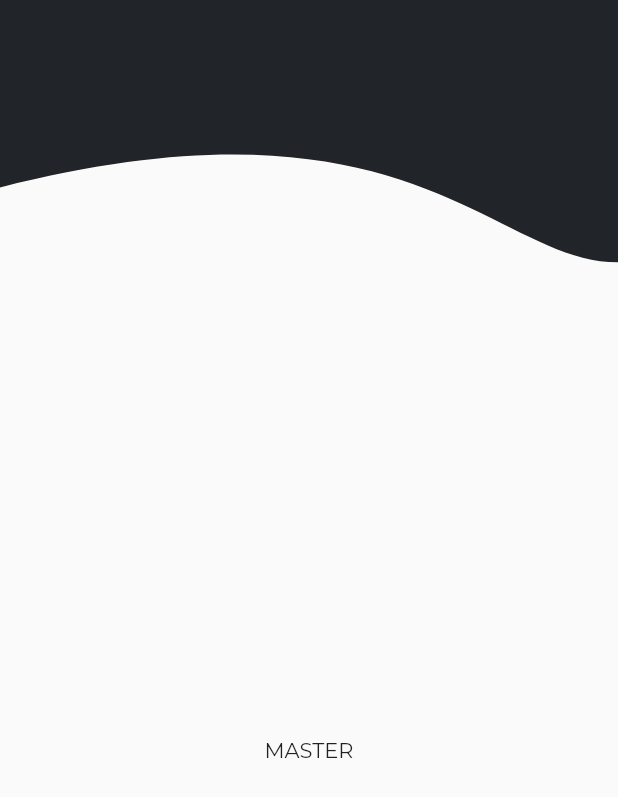
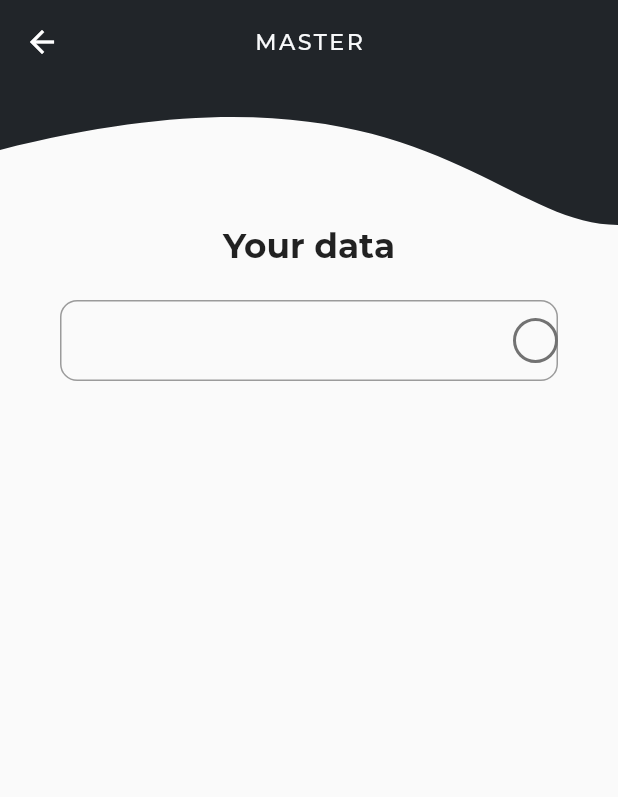
Before and after one commit to Mukhammad1999/show_upp_master, a Flutter app: the screen it shows after launch, after a tap on "MASTER", on a phone screen of 412 x 824 dp. Shown: the top 797 px of the screen. Run offline on Flutter 3.47's test engine with Material 2 defaults, Android fonts, the phone set to English and light mode, and no system bars; our stand-ins replace bloc, easy_localization, equatable, flutter_modular, flutter_svg, freezed_annotation; project files that could hold a hidden picture were left out.

Commit message:
feat: added localization, and controller

```diff
--- a/master_app/assets/l10n/en.json
+++ b/master_app/assets/l10n/en.json
@@ -1,5 +1,8 @@
 {
     "choose_role_question":"Choose your role",
     "master": "MASTER",
-    "saloon": "SALOON"
+    "saloon": "SALOON",
+    "your_data": "Your data",
+    "fill_in_your_data_des": "Fill in your data to proceed. (all fields are required)"
+
 }
--- a/master_app/assets/l10n/ru.json
+++ b/master_app/assets/l10n/ru.json
@@ -1,5 +1,7 @@
 {
     "choose_role_question":"Кем вы являетесь?",
     "master": "МАСТЕР",
-    "saloon": "САЛОН"
+    "saloon": "САЛОН",
+    "your_data": "Ваши данные",
+    "fill_in_your_data_des": "Заполните данные для последующих действий (все пункты объязательны)"
 }
--- a/master_app/assets/l10n/uz.json
+++ b/master_app/assets/l10n/uz.json
@@ -1,5 +1,6 @@
 {
     "choose_role_question":"Kim bo'lib ishlaysiz?",
     "master": "USTA",
-    "saloon": "SALON"
+    "saloon": "SALON","your_data": "sizning ma'lumotlaringiz",
+    "fill_in_your_data_des": "keyingi harakatlar uchun ma'lumotlarni to'ldiring(barcha fikrlar talab qilinadi)"
 }
--- a/master_app/lib/app/ui/style/app_colors.dart
+++ b/master_app/lib/app/ui/style/app_colors.dart
@@ -6,4 +6,5 @@ abstract class AppColorsLight {
   static const Color primaryColor = Color(0xFF212529);
   static const Color backGroundColor = Color(0xFFF8F9FA);
   static const Color disabledColor = Color(0xFF9CA6B0);
+  static const Color hintColor = Color(0xFF727272);
 }
--- a/master_app/lib/app/ui/style/app_theme.dart
+++ b/master_app/lib/app/ui/style/app_theme.dart
@@ -1,5 +1,6 @@
 import 'package:flutter/material.dart';
 import 'package:master_app/app/ui/style/app_colors.dart';
+import 'package:master_app/app/ui/style/app_typography.dart';
 
 abstract class AppTheme {
   static ThemeData get lightTheme => ThemeData(
@@ -8,8 +9,10 @@ abstract class AppTheme {
         fontFamily: 'Montserrat',
         backgroundColor: AppColorsLight.backGroundColor,
         disabledColor: AppColorsLight.disabledColor,
+        hintColor: AppColorsLight.hintColor,
         appBarTheme: const AppBarTheme(
           elevation: 0,
           centerTitle: true,
-      ));
+        ),
+      );
 }
--- a/master_app/lib/app/ui/style/app_typography.dart
+++ b/master_app/lib/app/ui/style/app_typography.dart
@@ -6,6 +6,7 @@ abstract class AppTypography {
     fontFamily: 'Montserrat',
     fontSize: 14.83,
     fontWeight: FontWeight.w500,
+    letterSpacing: 1.65,
   );
 
   static const TextStyle semiboldText = TextStyle(
--- a/master_app/lib/app/ui/widgets/curvatures.dart
+++ b/master_app/lib/app/ui/widgets/curvatures.dart
@@ -1,16 +1,16 @@
 import 'package:flutter/material.dart';
 
 ///Gives the curvature, where the right side is bigger to left side.
-class RightToLeftCurvature extends CustomClipper<Path> {
+class RightToLeftCurvature extends ContinuousRectangleBorder {
   @override
-  Path getClip(Size size) {
-    final controlPoint1 = Offset(size.width - size.width / 5, size.height);
-    final controlPoint2 = Offset(size.width / 1.5, size.height - 120);
-    final endPoint = Offset(0, size.height - 50);
+  Path getOuterPath(Rect rect, {TextDirection? textDirection}) {
+    final controlPoint1 = Offset(rect.width - rect.width / 5, rect.height);
+    final controlPoint2 = Offset(rect.width / 1.5, rect.height - 120);
+    final endPoint = Offset(0, rect.height - 50);
     //fromRightToLeft
     return Path()
-      ..lineTo(size.width, 0)
-      ..lineTo(size.width, size.height)
+      ..lineTo(rect.width, 0)
+      ..lineTo(rect.width, rect.height)
       ..cubicTo(
         controlPoint1.dx,
         controlPoint1.dy,
@@ -21,22 +21,19 @@ class RightToLeftCurvature extends CustomClipper<Path> {
       )
       ..close();
   }
-
-  @override
-  bool shouldReclip(covariant CustomClipper<Path> oldClipper) => false;
 }
 
 ///Draws Left To Right Curvature, where left side is bigger than right.
-class LeftToRightCurvature extends CustomClipper<Path> {
+class LeftToRightCurvature extends ContinuousRectangleBorder {
   @override
-  Path getClip(Size size) {
-    final controlPoint1 = Offset(size.width - size.width / 5, size.height);
-    final controlPoint2 = Offset(size.width / 1.5, size.height - 120);
-    final endPoint = Offset(0, size.height - 50);
+  Path getOuterPath(Rect rect, {TextDirection? textDirection}) {
+    final controlPoint1 = Offset(rect.width - rect.width / 5, rect.height);
+    final controlPoint2 = Offset(rect.width / 1.5, rect.height - 120);
+    final endPoint = Offset(0, rect.height - 50);
     //fromRightToLeft
     return Path()
-      ..lineTo(size.width, 0)
-      ..lineTo(size.width, size.height)
+      ..lineTo(rect.width, 0)
+      ..lineTo(rect.width, rect.height)
       ..cubicTo(
         controlPoint1.dx,
         controlPoint1.dy,
@@ -47,22 +44,19 @@ class LeftToRightCurvature extends CustomClipper<Path> {
       )
       ..close();
   }
-
-  @override
-  bool shouldReclip(covariant CustomClipper<Path> oldClipper) => false;
 }
 
 ///Draws LinedCurvature, where
-class LinedCurvature extends CustomClipper<Path> {
+class LinedCurvature extends ContinuousRectangleBorder {
   @override
-  Path getClip(Size size) {
-    final controlPoint1 = Offset(size.width - size.width / 5, size.height - 20);
-    final controlPoint2 = Offset(size.width / 5, size.height - 100);
-    final endPoint = Offset(0, size.height);
+  Path getOuterPath(Rect rect, {TextDirection? textDirection}) {
+    final controlPoint1 = Offset(rect.width - rect.width / 5, rect.height - 20);
+    final controlPoint2 = Offset(rect.width / 5, rect.height - 100);
+    final endPoint = Offset(0, rect.height);
     //fromRightToLeft
     return Path()
-      ..lineTo(size.width, 0)
-      ..lineTo(size.width, size.height - 100)
+      ..lineTo(rect.width, 0)
+      ..lineTo(rect.width, rect.height - 100)
       ..cubicTo(
         controlPoint1.dx,
         controlPoint1.dy,
@@ -73,9 +67,6 @@ class LinedCurvature extends CustomClipper<Path> {
       )
       ..close();
   }
-
-  @override
-  bool shouldReclip(covariant CustomClipper<Path> oldClipper) => true;
 }
 
 // enum to define which curvature to use
--- a/master_app/lib/app/ui/widgets/curved_app_bar.dart
+++ b/master_app/lib/app/ui/widgets/curved_app_bar.dart
@@ -1,6 +1,6 @@
 import 'package:flutter/material.dart';
-
-import '../../index/index.dart';
+import 'package:master_app/app/index/index.dart';
+import 'package:master_app/app/ui/style/app_typography.dart';
 
 ///widget to display curved appbar defined by formula side1Toside2, where side1
 /// is the biggest part of [Curvature].
@@ -17,22 +17,26 @@ class CurvedAppBar extends StatelessWidget implements PreferredSizeWidget {
 
   @override
   Widget build(BuildContext context) {
-    return ClipPath(
-      clipper: _getCurvatureByEnum(curvature),
-      child: Container(
-        decoration: BoxDecoration(
-          color: backgroundColor,
-        ),
-        height: 175,
-      ),
+    return AppBar(
+      elevation: 0,
+      shape: _getCurvatureByEnum(curvature),
+      backgroundColor: backgroundColor,
+      title: title != null
+          ? Text(
+              title!,
+              style: AppTypography.appBarTitleStyle
+                  .copyWith(color: Theme.of(context).backgroundColor),
+            )
+          : null,
     );
   }
 
   @override
-  Size get preferredSize => const Size.fromHeight(175);
+  Size get preferredSize => const Size.fromHeight(150);
 }
 
-CustomClipper<Path> _getCurvatureByEnum(Curvature curvature) {
+//returns a curvature configuration for appBar by enum value
+ShapeBorder _getCurvatureByEnum(Curvature curvature) {
   switch (curvature) {
     case Curvature.rightToLeft:
       return RightToLeftCurvature();
--- a/master_app/lib/features/auth/presentation/controller/master_form_bloc/bloc/master_form_event.dart
+++ /dev/null
@@ -1,4 +0,0 @@
-part of 'master_form_bloc.dart';
-
-@immutable
-abstract class MasterFormEvent {}
--- a/master_app/lib/features/auth/presentation/controller/master_form_bloc/bloc/master_form_state.dart
+++ /dev/null
@@ -1,6 +0,0 @@
-part of 'master_form_bloc.dart';
-
-@immutable
-abstract class MasterFormState {}
-
-class MasterFormInitial extends MasterFormState {}
--- a/master_app/lib/features/auth/presentation/pages/master_app_form.dart
+++ b/master_app/lib/features/auth/presentation/pages/master_app_form.dart
@@ -1,3 +1,4 @@
+import 'package:easy_localization/easy_localization.dart';
 import 'package:flutter/material.dart';
 import 'package:master_app/app/index/index.dart';
 
@@ -9,11 +10,74 @@ class MasterFormRegistration extends StatelessWidget {
     return Scaffold(
       appBar: CurvedAppBar(
         curvature: Curvature.rightToLeft,
+        title: 'master'.tr(),
         backgroundColor: Theme.of(context).primaryColor,
       ),
-      body: const Center(
-        child: Text("MASTER"),
+      body: Padding(
+        padding: const EdgeInsets.symmetric(horizontal: 40),
+        child: Column(
+          crossAxisAlignment: CrossAxisAlignment.stretch,
+          children: [
+            SemiBoldTitle(
+              title: 'your_data'.tr(),
+            ),
+            const SizedBox(
+              height: 22,
+            ),
+            StringTextFormField(),
+          ],
+        ),
       ),
     );
   }
 }
+
+///use StringTextFormField to collect String from user, like name, surnname
+class StringTextFormField extends StatelessWidget {
+  const StringTextFormField({
+    super.key,
+    this.suffixIcon,
+  });
+  final Widget? suffixIcon;
+
+  @override
+  Widget build(BuildContext context) {
+    return TextFormField(
+      decoration: InputDecoration(
+        suffixIcon: const EraseButton(isFullFill: true),
+        contentPadding: const EdgeInsets.fromLTRB(22.81, 17, 17, 17),
+        suffixIconConstraints: const BoxConstraints(
+          maxHeight: 30,
+          maxWidth: 30,
+        ),
+        border: OutlineInputBorder(
+          borderRadius: BorderRadius.circular(11.4),
+        ),
+      ),
+    );
+  }
+}
+
+class EraseButton extends StatelessWidget {
+  const EraseButton({super.key, required this.isFullFill});
+
+  final bool isFullFill;
+
+  @override
+  Widget build(BuildContext context) {
+    return isFullFill
+        //identifier of check
+        ? Container(
+            decoration: BoxDecoration(
+              borderRadius: BorderRadius.circular(15),
+              border: Border.all(
+                width: 2,
+                color: Theme.of(context).hintColor,
+              ),
+            ),
+            child: Center(),
+          )
+        //identifier of not fullfilling
+        : Container();
+  }
+}
--- a/master_app/pubspec.yaml
+++ b/master_app/pubspec.yaml
@@ -1,5 +1,5 @@
 name: master_app
-description: A Very Good Project created by Very Good CLI.
+description: An app, created for masters, businesses.
 version: 1.0.0+1
 publish_to: none
 
@@ -19,6 +19,7 @@ dependencies:
   easy_localization: ^3.0.1
   flutter_svg: ^1.1.1+1
   freezed_annotation: ^2.1.0
+  equatable: ^2.0.3
 
 
 
```
Also changed, not shown: master_app/lib/features/auth/domain/entities/signup_form_entities.dart (added, +56 -0 lines), master_app/lib/features/auth/presentation/controller/bloc/master_form_bloc.dart (added, +41 -0 lines), master_app/lib/features/auth/presentation/controller/bloc/master_form_event.dart (added, +20 -0 lines), master_app/lib/features/auth/presentation/controller/bloc/master_form_state.dart (added, +8 -0 lines), master_app/lib/features/auth/presentation/controller/master_form_bloc/bloc/master_form_bloc.dart (deleted, +0 -13 lines), master_app/lib/features/auth/presentation/controller/bloc/master_form_bloc.freezed.dart (added), master_app/pubspec.lock. Lines whose indentation alone changed are shown as unchanged.
